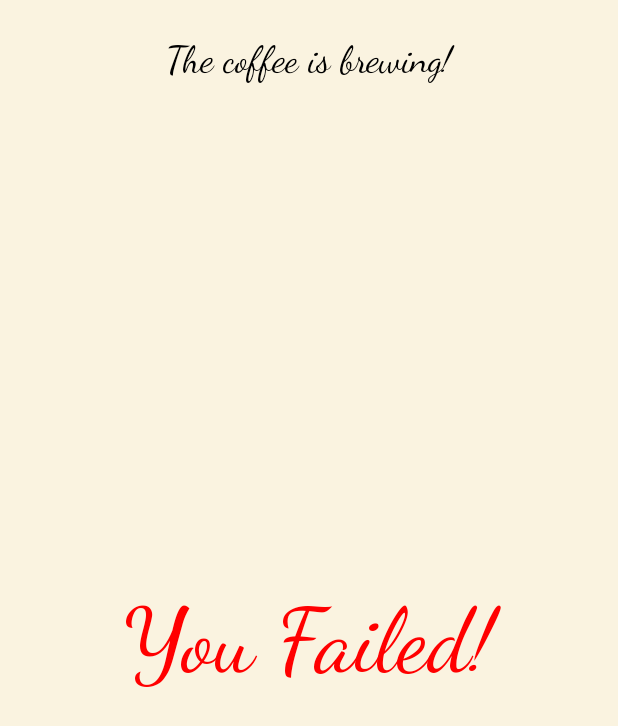
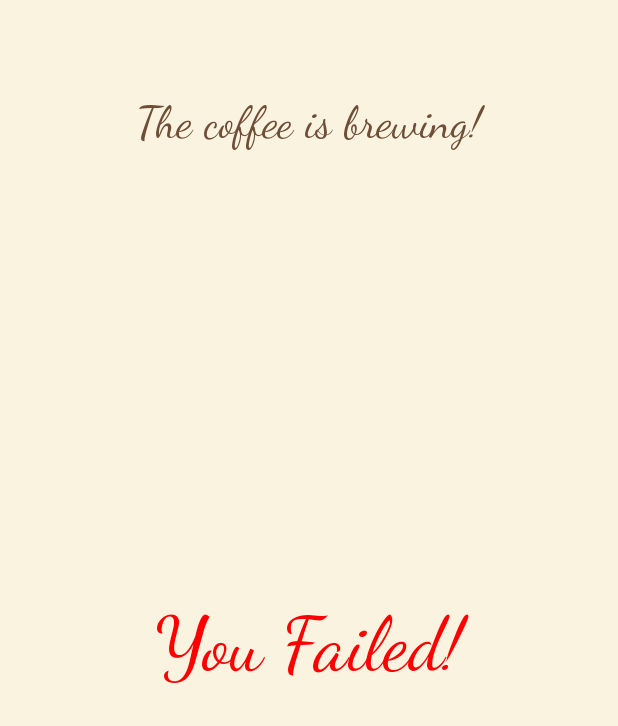
Before and after one commit to Brent-Devroey/BrewQuest, an Android app built with Jetpack Compose: the screen it shows after launch (MainActivity), after a tap on "Start Brewing", on a phone screen of 412 x 824 dp. Shown: the top 726 px of the screen. Run offline under Robolectric (Android 15) with nearby library versions, the phone set to English and light mode, and no system bars.

Commit message:
VibrateGame and some extra design
I made a minigame where the user waits for a vibration from their phone to tap the screen + some extra design

```diff
--- a/app/build.gradle.kts
+++ b/app/build.gradle.kts
@@ -10,7 +10,7 @@ android {
 
     defaultConfig {
         applicationId = "com.example.brewquest"
-        minSdk = 24
+        minSdk = 26
         targetSdk = 34
         versionCode = 1
         versionName = "1.0"
--- a/app/src/main/AndroidManifest.xml
+++ b/app/src/main/AndroidManifest.xml
@@ -2,6 +2,7 @@
 <manifest xmlns:android="http://schemas.android.com/apk/res/android"
     xmlns:tools="http://schemas.android.com/tools">
 
+    <uses-permission android:name="android.permission.VIBRATE" />
     <application
         android:allowBackup="true"
         android:dataExtractionRules="@xml/data_extraction_rules"
--- a/app/src/main/java/com/example/brewquest/MainActivity.kt
+++ b/app/src/main/java/com/example/brewquest/MainActivity.kt
@@ -1,5 +1,6 @@
 package com.example.brewquest
 
+import android.content.Context
 import android.os.Bundle
 import android.util.Log
 import androidx.activity.ComponentActivity
@@ -26,7 +27,9 @@ import androidx.compose.ui.graphics.Color
 import androidx.compose.ui.input.pointer.pointerInput
 import kotlinx.coroutines.delay
 import kotlin.random.Random
-
+import android.os.VibrationEffect
+import android.os.Vibrator
+import androidx.compose.ui.platform.LocalContext
 
 
 //Interval between games
@@ -34,7 +37,7 @@ fun randomInterval(): Long = Random.nextLong(1000,1500)
 
 fun getRandomMinigame(): String {
     Log.d("StateDebug", "Getting next game")
-    val minigames = listOf("TappingGame", "SwipeGame")
+    val minigames = listOf("TappingGame", "SwipeGame", "VibrateGame")
     return minigames.random()
 }
 
@@ -62,7 +65,6 @@ fun AppContent(){
 // Home screen that shows the Welcome message and start brewing button
 @Composable
 fun WelcomeScreen(onStartClicked: () -> Unit) {
-    Log.d("ColorCheck", "Primary color: ${MaterialTheme.colorScheme.primary}")
     Column(
         modifier = Modifier.fillMaxSize().padding(16.dp),
         horizontalAlignment = Alignment.CenterHorizontally,
@@ -94,11 +96,11 @@ fun BrewingScreen(onGameOver: () -> Unit) {
     }
 
     Column(
-        modifier = Modifier.fillMaxSize().padding(25.dp),
+        modifier = Modifier.fillMaxSize().padding(64.dp),
         horizontalAlignment = Alignment.CenterHorizontally,
         verticalArrangement = Arrangement.Top
     ) {
-        Text("The coffee is brewing!")
+        Text("The coffee is brewing!", style = MaterialTheme.typography.headlineMedium, color = MaterialTheme.colorScheme.primary)
         if (showResult) {
             ResultScreen(
                 success = gameResult,
@@ -123,6 +125,18 @@ fun BrewingScreen(onGameOver: () -> Unit) {
                     }
                 )
                 "SwipeGame" -> SwipeGame(
+                    onGameOver = {
+                        gameResult = false
+                        showResult = true
+                        isGameActive = false
+                    },
+                    onNextGame = {
+                        gameResult = true
+                        showResult = true
+                        isGameActive = false
+                    }
+                )
+                "VibrateGame" -> VibrateGame(
                     onGameOver = {
                         gameResult = false
                         showResult = true
@@ -243,7 +257,7 @@ fun SwipeGame(onGameOver: () -> Unit, onNextGame: () -> Unit){
             }
         },
         horizontalAlignment = Alignment.CenterHorizontally,
-        verticalArrangement = Arrangement.Center
+        verticalArrangement = Arrangement.Top
     ) {
         if (!gameOver) {
             Text(
@@ -251,7 +265,56 @@ fun SwipeGame(onGameOver: () -> Unit, onNextGame: () -> Unit){
                 style = MaterialTheme.typography.headlineLarge,
                 color = MaterialTheme.colorScheme.primary
             )
-            Text("Swipe $targetDirection!", style = MaterialTheme.typography.headlineLarge)
+            Text("Swipe $targetDirection!", style = MaterialTheme.typography.headlineLarge, color = MaterialTheme.colorScheme.primary)
+        }
+    }
+}
+
+@Composable
+fun VibrateGame(onGameOver: () -> Unit, onNextGame: () -> Unit){
+    var vibrated by remember { mutableStateOf(false) }
+    var gameOver by remember { mutableStateOf(false) }
+    var tapTime by remember { mutableLongStateOf(0) }
+    val requiredTime by remember { mutableLongStateOf(1000) }
+    var canTap by remember { mutableStateOf(false) }
+    val context = LocalContext.current
+    val vibrator = context.getSystemService(Context.VIBRATOR_SERVICE) as Vibrator
+
+
+    LaunchedEffect(Unit) {
+        kotlinx.coroutines.delay(Random.nextLong(1000, 3000))
+        vibrator.vibrate(VibrationEffect.createOneShot(500, VibrationEffect.DEFAULT_AMPLITUDE))
+        vibrated = true
+        tapTime = System.currentTimeMillis()
+        kotlinx.coroutines.delay(requiredTime)
+        canTap = true
+        if (!gameOver) {
+            gameOver = true
+            onGameOver()
+        }
+    }
+
+    Box(
+        modifier = Modifier.fillMaxSize().clickable {
+                if (vibrated && !gameOver) {
+                    val currentTime = System.currentTimeMillis()
+
+                        if (currentTime - tapTime <= requiredTime) {
+                            gameOver = true
+                            onNextGame()
+                        } else {
+                            gameOver = true
+                            onGameOver()
+                        }
+                } else if (!canTap) {
+                    gameOver = true
+                    onGameOver()
+                }
+            },
+        contentAlignment = Alignment.Center
+    ) {
+        if (!gameOver) {
+            Text(text = if (vibrated) "!!!" else "Wait...",  style = MaterialTheme.typography.headlineLarge, color = MaterialTheme.colorScheme.primary)
         }
     }
 }
--- a/app/src/main/java/com/example/brewquest/ui/theme/Color.kt
+++ b/app/src/main/java/com/example/brewquest/ui/theme/Color.kt
@@ -4,18 +4,16 @@ import androidx.compose.ui.graphics.Color
 
 //Dark mode
 val MochaBrown = Color(0xFF4E342E)
-val SoftCream = Color(0xFFEDE0C8)
-val CoffeeBean = Color(0xFF3B2F2F)
 val GoldenCream = Color(0xFFFFECB3)
-val DarkRoast = Color(0xFF2B1B17)
+val DarkRoast = Color(0xFF2C1A15)
 val CoffeeDust = Color(0xFF3C2F2F)
-val DarkCinnamon = Color(0xFF8B0000)
+val DarkCinnamon = Color(0xFF7A1D1D)
 
 //Light mode
 val Espresso = Color(0xFF6F4E37)
 val CreamyWhite = Color(0xFFFFF8E7)
 val CaramelLatte = Color(0xFFD2B48C)
-val DeepBrown = Color(0xFF4E342E)
+val DeepBrown = Color(0xFF3E2A1D)
 val LatteFoam = Color(0xFFFAF3E0)
-val WarmBeige = Color(0xFFF5E8D0)
+val WarmBeige = Color(0xFFE8D7B9)
 val CinnamonRed = Color(0xFFC44536)
--- a/app/src/main/java/com/example/brewquest/ui/theme/Theme.kt
+++ b/app/src/main/java/com/example/brewquest/ui/theme/Theme.kt
@@ -12,13 +12,14 @@ import androidx.compose.runtime.Composable
 import androidx.compose.ui.platform.LocalContext
 
 private val DarkColorScheme = darkColorScheme(
-    primary = MochaBrown,
-    onPrimary = SoftCream,
-    secondary = CoffeeBean,
+    primary = GoldenCream,
+    onPrimary = CinnamonRed,
+    secondary = MochaBrown,
     onSecondary = GoldenCream,
     background = DarkRoast,
     surface = CoffeeDust,
-    error = DarkCinnamon
+    error = DarkCinnamon,
+
 )
 
 private val LightColorScheme = lightColorScheme(
@@ -40,6 +41,7 @@ private val LightColorScheme = lightColorScheme(
     onSurface = Color(0xFF1C1B1F),
     */
 )
+
 
 
 @Composable
--- a/app/src/main/java/com/example/brewquest/ui/theme/Type.kt
+++ b/app/src/main/java/com/example/brewquest/ui/theme/Type.kt
@@ -29,13 +29,13 @@ val Typography = Typography(
     headlineLarge = TextStyle(
         fontFamily = FontFamily.Cursive,
         fontWeight = FontWeight.Normal,
-        fontSize = 60.sp,
+        fontSize = 50.sp,
         lineHeight = 40.sp
     ),
     headlineMedium = TextStyle(
         fontFamily = FontFamily.Cursive,
         fontWeight = FontWeight.Normal,
-        fontSize = 28.sp,
+        fontSize = 30.sp,
         lineHeight = 36.sp
     ),
     headlineSmall = TextStyle(
```
